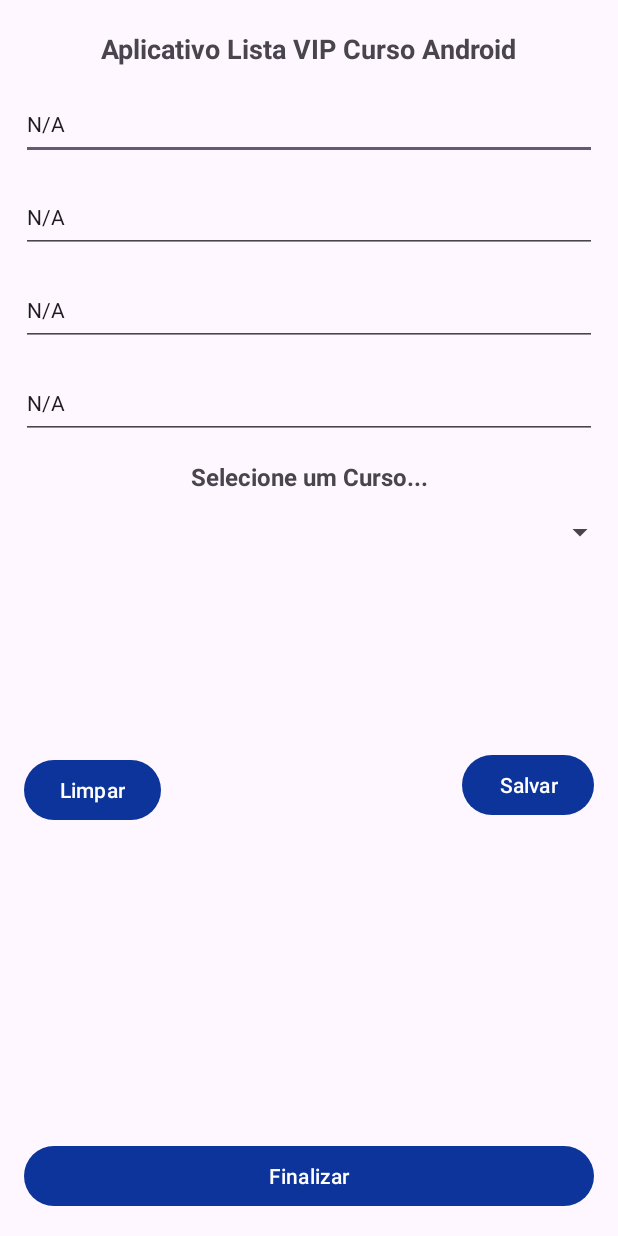
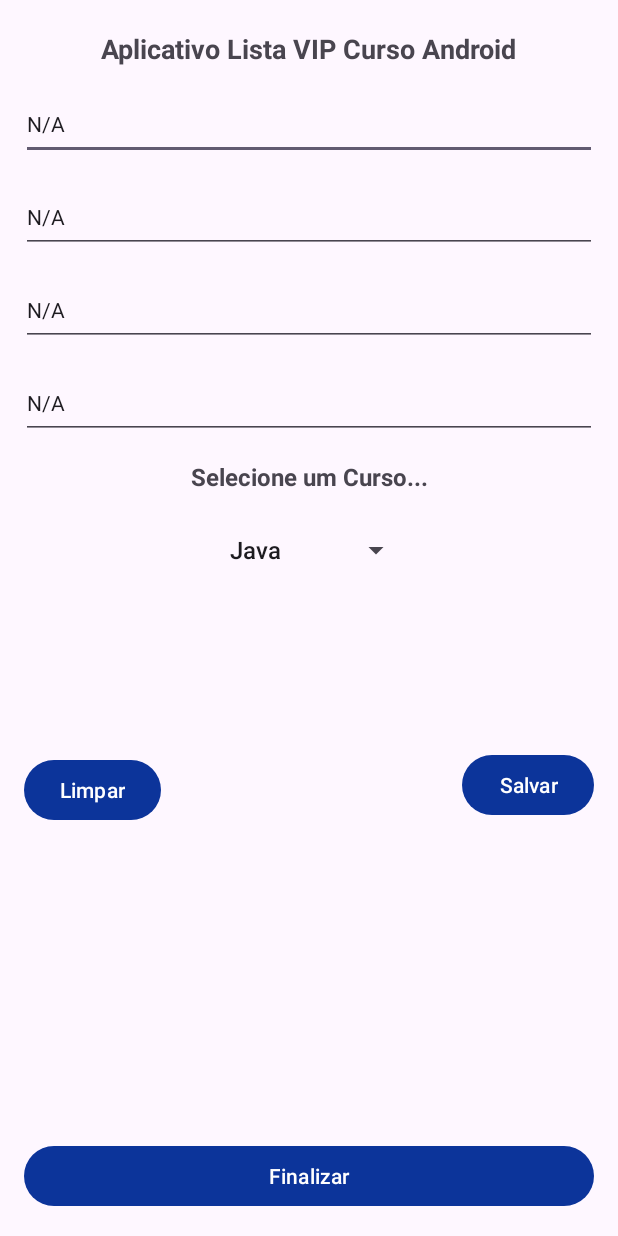
Before and after one commit to DevEderGularte/app-lista-curso-android, an Android app: the screen it shows after launch (MainActivity), on a phone screen of 412 x 824 dp. Run offline under Robolectric (Android 15) with nearby library versions, the phone set to English and light mode, and no system bars.

Commit message:
App Lista Curso Android Criado Adapter para popular nome dos cursos

```diff
--- a/app/src/main/java/devandroid/edergularte/applistacurso/view/MainActivity.java
+++ b/app/src/main/java/devandroid/edergularte/applistacurso/view/MainActivity.java
@@ -3,8 +3,10 @@ package devandroid.edergularte.applistacurso.view;
 import android.os.Bundle;
 import android.util.Log;
 import android.view.View;
+import android.widget.ArrayAdapter;
 import android.widget.Button;
 import android.widget.EditText;
+import android.widget.Spinner;
 import android.widget.Toast;
 
 import androidx.appcompat.app.AppCompatActivity;
@@ -12,10 +14,7 @@ import androidx.appcompat.app.AppCompatActivity;
 import devandroid.edergularte.applistacurso.R;
 import devandroid.edergularte.applistacurso.controller.CursoController;
 import devandroid.edergularte.applistacurso.controller.PessoaController;
-import devandroid.edergularte.applistacurso.model.Curso;
 import devandroid.edergularte.applistacurso.model.Pessoa;
-
-import android.content.SharedPreferences;
 
 import java.util.List;
 
@@ -23,7 +22,7 @@ public class MainActivity extends AppCompatActivity {
     PessoaController controller;
     CursoController cursoController;
     Pessoa pessoa;
-    List<Curso> listaDeCursos;
+    List<String> nomesDosCursos;
     Pessoa outraPessoa;
     EditText editPrimeiroNome;
     EditText editSobreNome;
@@ -32,6 +31,7 @@ public class MainActivity extends AppCompatActivity {
     Button btnLimpar;
     Button btnSalvar;
     Button btnFinalizar;
+    Spinner spinner;
 
     @Override
     protected void onCreate(Bundle savedInstanceState) {
@@ -42,7 +42,7 @@ public class MainActivity extends AppCompatActivity {
         controller.toString();
 
         cursoController = new CursoController();
-        listaDeCursos = cursoController.getListaDeCursos();
+        nomesDosCursos = cursoController.dadosParaSpinner();
 
         pessoa = new Pessoa();
         controller.buscar(pessoa);
@@ -51,6 +51,7 @@ public class MainActivity extends AppCompatActivity {
         editSobreNome = findViewById(R.id.editSobreNome);
         editNomeCurso = findViewById(R.id.editNomeCurso);
         editTelefoneContato = findViewById(R.id.editTelefoneContato);
+        spinner = findViewById(R.id.spinner);
 
         editPrimeiroNome.setText(pessoa.getPrimeiroNome());
         editSobreNome.setText(pessoa.getSobreNome());
@@ -60,6 +61,13 @@ public class MainActivity extends AppCompatActivity {
         btnLimpar = findViewById(R.id.btnLimpar);
         btnSalvar = findViewById(R.id.btnSalvar);
         btnFinalizar = findViewById(R.id.btnFinalizar);
+
+        //Adapter
+        //Layout
+        //Injetar Adapter ao Spinner - Lista será gerada
+        ArrayAdapter<String> adapter = new ArrayAdapter<>(this,android.R.layout.simple_list_item_1, cursoController.dadosParaSpinner());
+        adapter.setDropDownViewResource(android.R.layout.simple_list_item_1);
+        spinner.setAdapter(adapter);
 
         btnLimpar.setOnClickListener(new View.OnClickListener() {
             @Override
--- a/app/src/main/res/layout/activity_main.xml
+++ b/app/src/main/res/layout/activity_main.xml
@@ -122,11 +122,9 @@
 
     <Spinner
         android:id="@+id/spinner"
-        android:layout_width="409dp"
+        android:layout_width="wrap_content"
         android:layout_height="wrap_content"
-        android:layout_marginStart="16dp"
         android:layout_marginTop="14dp"
-        android:layout_marginEnd="16dp"
         app:layout_constraintEnd_toEndOf="parent"
         app:layout_constraintStart_toStartOf="parent"
         app:layout_constraintTop_toBottomOf="@+id/txtSpinner" />
```
